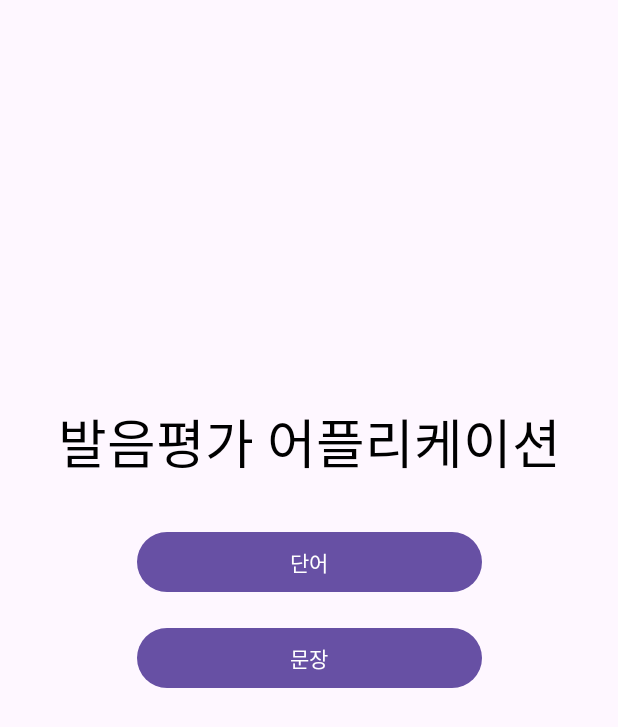
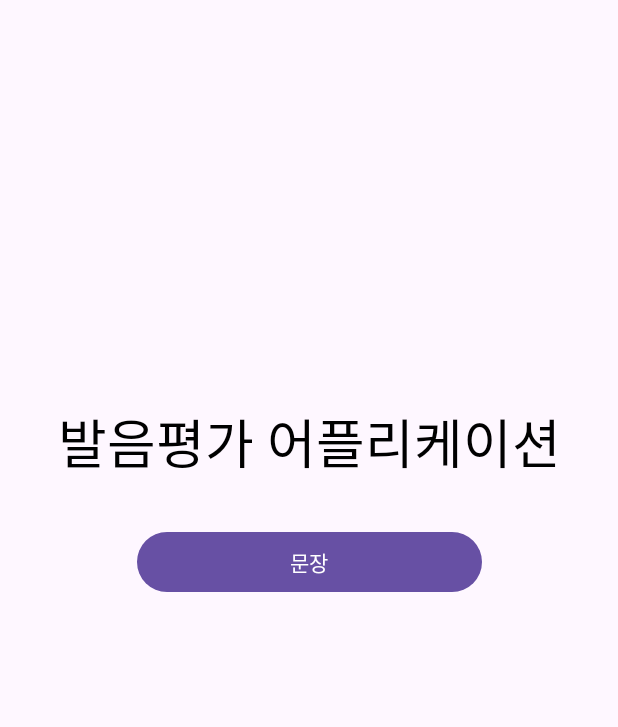
Before and after one commit to Raccoonjjang/pigeon-head-helicopter, an Android app: the MainActivity screen opened directly, with no data from a screen before it, on a phone screen of 412 x 824 dp. Shown: the top 727 px of the screen. Run offline under Robolectric (Android 15) with nearby library versions, the phone set to English and light mode, and no system bars.

Commit message:
8/21 demo_v1

```diff
--- a/app/src/main/AndroidManifest.xml
+++ b/app/src/main/AndroidManifest.xml
@@ -1,7 +1,7 @@
 <?xml version="1.0" encoding="utf-8"?>
 <manifest xmlns:android="http://schemas.android.com/apk/res/android"
     xmlns:tools="http://schemas.android.com/tools">
-
+    <!--권한설정-->
     <uses-permission android:name="android.permission.RECORD_AUDIO"/>
     <uses-permission android:name="android.permission.WRITE_EXTERNAL_STORAGE"/>
     <uses-permission android:name="android.permission.READ_EXTERNAL_STORAGE"/>
@@ -33,15 +33,13 @@
             android:name=".RegisterActivity"
             android:exported="false" />
 
-        <!-- MainActivity 정의 -->
         <activity
             android:name=".MainActivity"
             android:exported="true">
         </activity>
 
-        <!-- WordActivity 정의 -->
         <activity android:name=".SentenceActivity" />
-
+        <activity android:name=".ResultActivity"/>
     </application>
 
 </manifest>
--- a/app/src/main/java/com/example/head/LoginActivity.java
+++ b/app/src/main/java/com/example/head/LoginActivity.java
@@ -12,7 +12,7 @@ import android.widget.EditText;
 import android.widget.Toast;
 import android.widget.CheckBox;
 
-import com.example.head.recorder.PermissionManager;
+import com.example.head.models.PermissionManager;
 import com.google.android.gms.tasks.OnCompleteListener;
 import com.google.android.gms.tasks.Task;
 import com.google.firebase.auth.AuthResult;
--- a/app/src/main/java/com/example/head/MainActivity.java
+++ b/app/src/main/java/com/example/head/MainActivity.java
@@ -27,7 +27,7 @@ public class MainActivity extends AppCompatActivity {
         });
 
         // "단어" 버튼 클릭 시 WordActivity로 이동
-        Button wordButton = findViewById(R.id.btn_word);
+        Button wordButton = findViewById(R.id.btn_sentence);
         wordButton.setOnClickListener(new View.OnClickListener() {
             @Override
             public void onClick(View v) {
--- a/app/src/main/java/com/example/head/SentenceActivity.java
+++ b/app/src/main/java/com/example/head/SentenceActivity.java
@@ -72,10 +72,10 @@ public class SentenceActivity extends AppCompatActivity implements SpeechRecogni
                 audioRecorderManager.stopRecording(scripts);
                 recordButton.setText("녹음 시작");
                 resultCounter++;
-                if(resultCounter == 6){
+                if(resultCounter == 1){
                     Intent intent = new Intent(SentenceActivity.this, ResultActivity.class);
                     startActivity(intent);
-                }
+                } else {
                     // TextView에 "0/5", "1/5" 이런식으로 표시
                     String resultText = resultCounter + "/5";
                     pView.setText(resultText);
@@ -87,6 +87,7 @@ public class SentenceActivity extends AppCompatActivity implements SpeechRecogni
                         wView.setText("단어 없음");
                     }
                 }
+            }
         });
     }
     // </editor-fold>
--- a/app/src/main/java/com/example/head/recorder/PermissionManager.java
+++ b/app/src/main/java/com/example/head/models/PermissionManager.java
@@ -1,5 +1,5 @@
 // PermissionManager.java
-package com.example.head.recorder;
+package com.example.head.models;
 
 import android.Manifest;
 import android.content.pm.PackageManager;
--- a/app/src/main/java/com/example/head/recorder/SpeechRecognition.java
+++ b/app/src/main/java/com/example/head/recorder/SpeechRecognition.java
@@ -95,13 +95,14 @@ public class SpeechRecognition {
                 Toast.makeText(context, "에러 발생 : " + message, Toast.LENGTH_SHORT).show();
             }
             // </editor-fold>
-            // <editor-fold desc="Results부분">
+            // 결과값 반환
             @Override
             public void onResults(Bundle results) {
                 ArrayList<String> matches = results.getStringArrayList(SpeechRecognizer.RESULTS_RECOGNITION);
                 if (matches != null && !matches.isEmpty()) {
                     if (listener != null) {
                         listener.onSpeechRecognized(matches.get(0));
+                        Toast.makeText(context, "한 : " + matches.get(0), Toast.LENGTH_SHORT).show();
                     }
                     button.setText("녹음 중지");
                     //textView.setText(matches.get(0));
--- a/app/src/main/res/layout/activity_main.xml
+++ b/app/src/main/res/layout/activity_main.xml
@@ -19,27 +19,16 @@
         app:layout_constraintTop_toTopOf="parent" />
 
     <Button
-        android:id="@+id/btn_word"
+        android:id="@+id/btn_sentence"
         android:layout_width="230dp"
         android:layout_height="48dp"
         android:foreground="?attr/selectableItemBackgroundBorderless"
-        android:text="단어"
+        android:text="문장"
         android:textAllCaps="false"
         app:layout_constraintStart_toStartOf="parent"
         app:layout_constraintEnd_toEndOf="parent"
         app:layout_constraintTop_toBottomOf="@+id/tv_title"
         android:layout_marginTop="30dp" />
 
-    <Button
-        android:id="@+id/btn_sentence"
-        android:layout_width="230dp"
-        android:layout_height="48dp"
-        android:foreground="?attr/selectableItemBackgroundBorderless"
-        android:text="문장"
-        android:textAllCaps="false"
-        app:layout_constraintStart_toStartOf="@+id/btn_word"
-        app:layout_constraintTop_toBottomOf="@+id/btn_word"
-        app:layout_constraintEnd_toEndOf="@+id/btn_word"
-        android:layout_marginTop="16dp" />
 
 </androidx.constraintlayout.widget.ConstraintLayout>
```
Also changed, not shown: app/src/main/java/com/example/head/ResultActivity.java (+9 -1 lines). Lines whose indentation alone changed are shown as unchanged.
